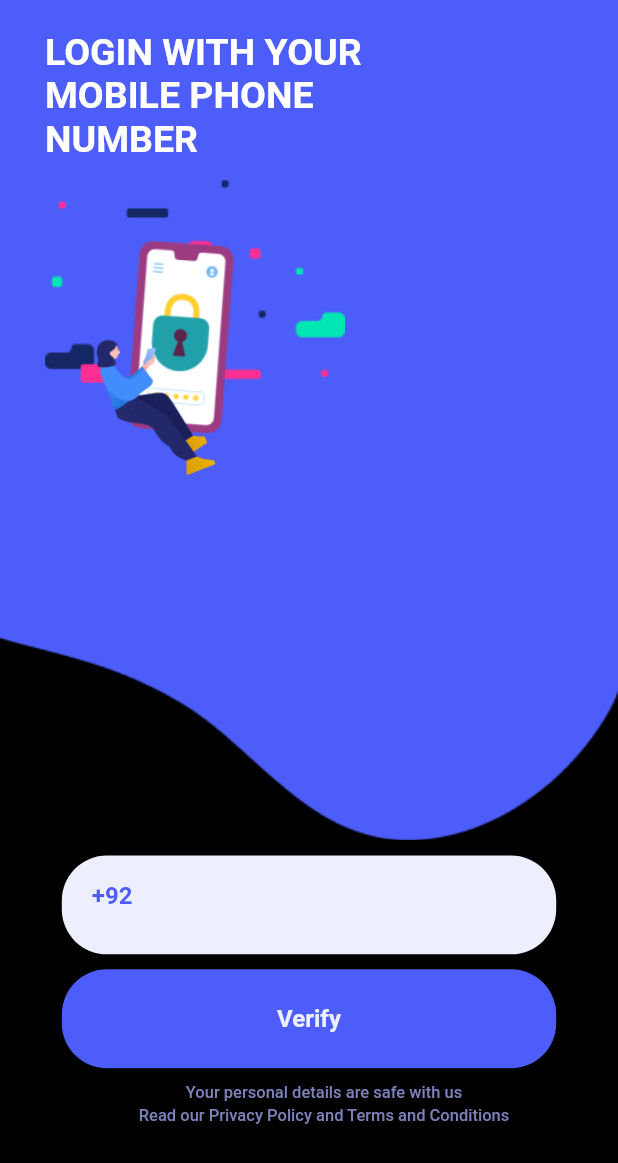
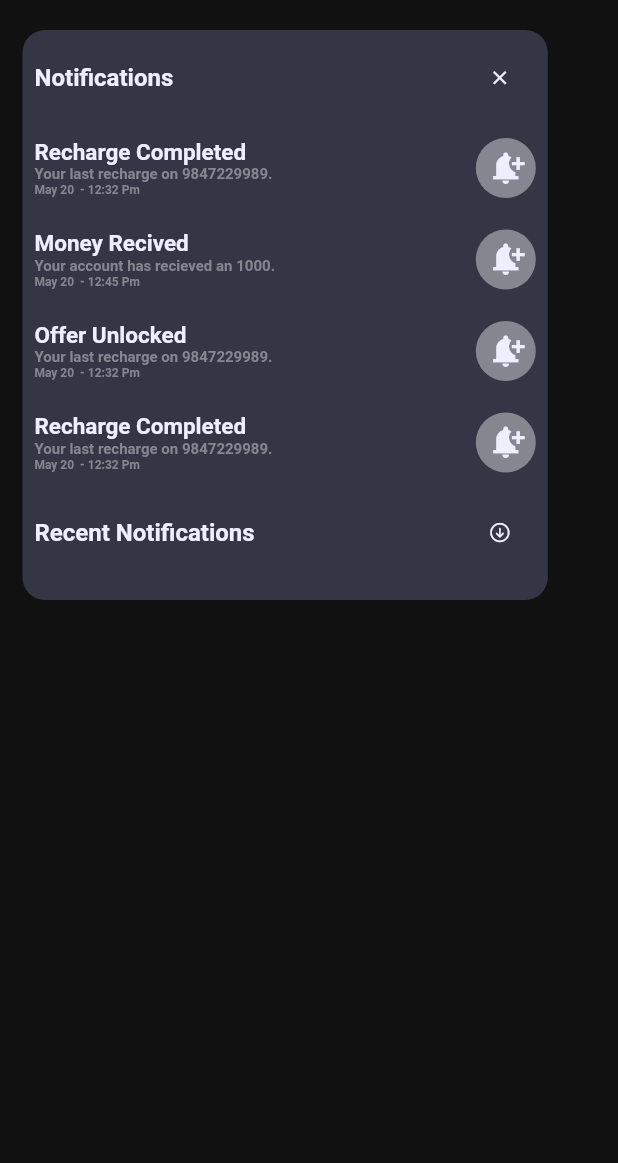
Before and after one commit to SMAmmadAli/Mobile-Payment-App, a Flutter app: the screen it shows after launch, on a phone screen of 412 x 824 dp. Shown: the top 1163 px of the screen. Run offline on Flutter 3.47's test engine with Material 2 defaults, Android fonts, the phone set to English and light mode, and no system bars.

Commit message:
Notification Page Completed

```diff
--- a/lib/main.dart
+++ b/lib/main.dart
@@ -1,4 +1,5 @@
 import 'package:flutter/material.dart';
+import 'package:mobile_payment_app/page/notification_page.dart';
 import 'package:mobile_payment_app/page/splash_screen.dart';
 
 void main() {
@@ -20,7 +21,7 @@ class MyApp extends StatelessWidget {
         color: Colors.white,
       ))),
       home: const Scaffold(
-        body: SplashScreen(),
+        body: NotificationPage(),
       ),
     );
   }
--- /dev/null
+++ b/lib/page/notification_page.dart
@@ -0,0 +1,99 @@
+import 'package:flutter/cupertino.dart';
+import 'package:flutter/material.dart';
+import 'package:mobile_payment_app/utils/color_constant.dart';
+import 'package:mobile_payment_app/widgets/notification_widget/rows.dart';
+
+class NotificationPage extends StatelessWidget {
+  const NotificationPage({super.key});
+
+  @override
+  Widget build(BuildContext context) {
+    return Scaffold(
+      backgroundColor: MyColors.bgcolor,
+      body: Padding(
+        padding: const EdgeInsets.only(top: 20, left: 15),
+        child: Container(
+          width: MediaQuery.of(context).size.width * 0.85,
+          height: 380,
+          decoration: BoxDecoration(
+            color: MyColors.lightBlack,
+            borderRadius: BorderRadius.circular(15),
+          ),
+          child: Column(
+            children: [
+              Padding(
+                padding: const EdgeInsets.all(8.0),
+                child: Row(
+                  mainAxisAlignment: MainAxisAlignment.spaceBetween,
+                  children: [
+                    Text(
+                      'Notifications',
+                      style: TextStyle(
+                          fontSize: 16,
+                          fontWeight: FontWeight.w600,
+                          color: MyColors.white),
+                    ),
+                    IconButton(
+                        onPressed: () {},
+                        icon: Icon(
+                          Icons.close,
+                          size: 15,
+                          color: MyColors.white,
+                        ))
+                  ],
+                ),
+              ),
+              const NotificationRows(
+                  text1: 'Recharge Completed',
+                  text2: 'Your last recharge on 9847229989.',
+                  text3: 'May 20  - 12:32 Pm'),
+              const SizedBox(
+                height: 5,
+              ),
+              const NotificationRows(
+                  text1: 'Money Recived',
+                  text2: 'Your account has recieved an 1000.',
+                  text3: 'May 20  - 12:45 Pm'),
+              const SizedBox(
+                height: 5,
+              ),
+              const NotificationRows(
+                  text1: 'Offer Unlocked',
+                  text2: 'Your last recharge on 9847229989.',
+                  text3: 'May 20  - 12:32 Pm'),
+              const SizedBox(
+                height: 5,
+              ),
+              const NotificationRows(
+                  text1: 'Recharge Completed',
+                  text2: 'Your last recharge on 9847229989.',
+                  text3: 'May 20  - 12:32 Pm'),
+              Padding(
+                padding: const EdgeInsets.all(8.0),
+                child: Row(
+                  mainAxisAlignment: MainAxisAlignment.spaceBetween,
+                  children: [
+                    Text(
+                      'Recent Notifications',
+                      style: TextStyle(
+                          fontSize: 16,
+                          fontWeight: FontWeight.w600,
+                          color: MyColors.white),
+                    ),
+                    IconButton(
+                        onPressed: () {},
+                        icon: Icon(
+                          CupertinoIcons.arrow_down_circle,
+                          size: 15,
+                          color: MyColors.white,
+                        ))
+                  ],
+                ),
+              ),
+            ],
+          ),
+        ),
+      ),
+    );
+  }
+}
--- /dev/null
+++ b/lib/widgets/notification_widget/rows.dart
@@ -0,0 +1,61 @@
+import 'package:flutter/material.dart';
+
+import '../../utils/color_constant.dart';
+
+class NotificationRows extends StatelessWidget {
+  final String text1;
+  final String text2;
+  final String text3;
+  const NotificationRows(
+      {super.key,
+      required this.text1,
+      required this.text2,
+      required this.text3});
+
+  @override
+  Widget build(BuildContext context) {
+    return Padding(
+      padding: const EdgeInsets.all(8.0),
+      child: Row(
+        mainAxisAlignment: MainAxisAlignment.spaceBetween,
+        children: [
+          Column(
+            crossAxisAlignment: CrossAxisAlignment.start,
+            children: [
+              Text(
+                text1,
+                style: TextStyle(
+                    fontSize: 15,
+                    fontWeight: FontWeight.w600,
+                    color: MyColors.white),
+              ),
+              Text(
+                text2,
+                style: TextStyle(
+                    fontSize: 10,
+                    fontWeight: FontWeight.w600,
+                    color: MyColors.grey),
+              ),
+              Text(
+                text3,
+                style: TextStyle(
+                    fontSize: 8,
+                    fontWeight: FontWeight.w600,
+                    color: MyColors.grey),
+              ),
+            ],
+          ),
+          CircleAvatar(
+            backgroundColor: MyColors.grey,
+            radius: 20,
+            child: Icon(
+              Icons.notification_add,
+              color: MyColors.white,
+              size: 25,
+            ),
+          )
+        ],
+      ),
+    );
+  }
+}
```
